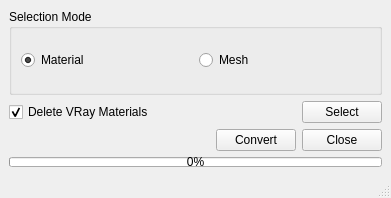
This is ui/window.ui in iceanimations/VRayToArnold as Qt 5 draws it before an edit. The edited form follows.
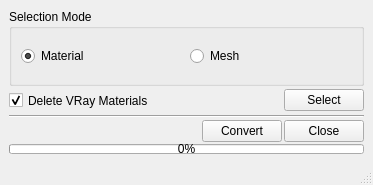
This is the edited form.

Commit message: material selection functionality implemented

```diff
--- a/ui/window.ui
+++ b/ui/window.ui
@@ -6,8 +6,8 @@
    <rect>
     <x>0</x>
     <y>0</y>
-    <width>391</width>
-    <height>198</height>
+    <width>373</width>
+    <height>185</height>
    </rect>
   </property>
   <property name="windowTitle">
@@ -15,6 +15,9 @@
   </property>
   <widget class="QWidget" name="centralwidget">
    <layout class="QVBoxLayout" name="verticalLayout">
+    <property name="spacing">
+     <number>2</number>
+    </property>
     <item>
      <widget class="QGroupBox" name="groupBox">
       <property name="title">
@@ -51,6 +54,18 @@
      <layout class="QHBoxLayout" name="horizontalLayout_3">
       <item>
        <widget class="QCheckBox" name="removeButton">
+        <property name="sizePolicy">
+         <sizepolicy hsizetype="Preferred" vsizetype="Fixed">
+          <horstretch>0</horstretch>
+          <verstretch>0</verstretch>
+         </sizepolicy>
+        </property>
+        <property name="minimumSize">
+         <size>
+          <width>0</width>
+          <height>25</height>
+         </size>
+        </property>
         <property name="toolTip">
          <string>Delete VRay Materials after conversion</string>
         </property>
@@ -80,6 +95,12 @@
       </item>
       <item>
        <widget class="QLabel" name="materialLabel">
+        <property name="sizePolicy">
+         <sizepolicy hsizetype="Preferred" vsizetype="Fixed">
+          <horstretch>0</horstretch>
+          <verstretch>0</verstretch>
+         </sizepolicy>
+        </property>
         <property name="text">
          <string/>
         </property>
@@ -106,6 +127,13 @@
       </item>
      </layout>
     </item>
+    <item>
+     <widget class="Line" name="line_2">
+      <property name="orientation">
+       <enum>Qt::Horizontal</enum>
+      </property>
+     </widget>
+    </item>
     <item>
      <layout class="QHBoxLayout" name="horizontalLayout_4">
       <item>
```
Left out of the diff: 24 changed lines with no effect on the pictures. The commit also changes 1 other file.
